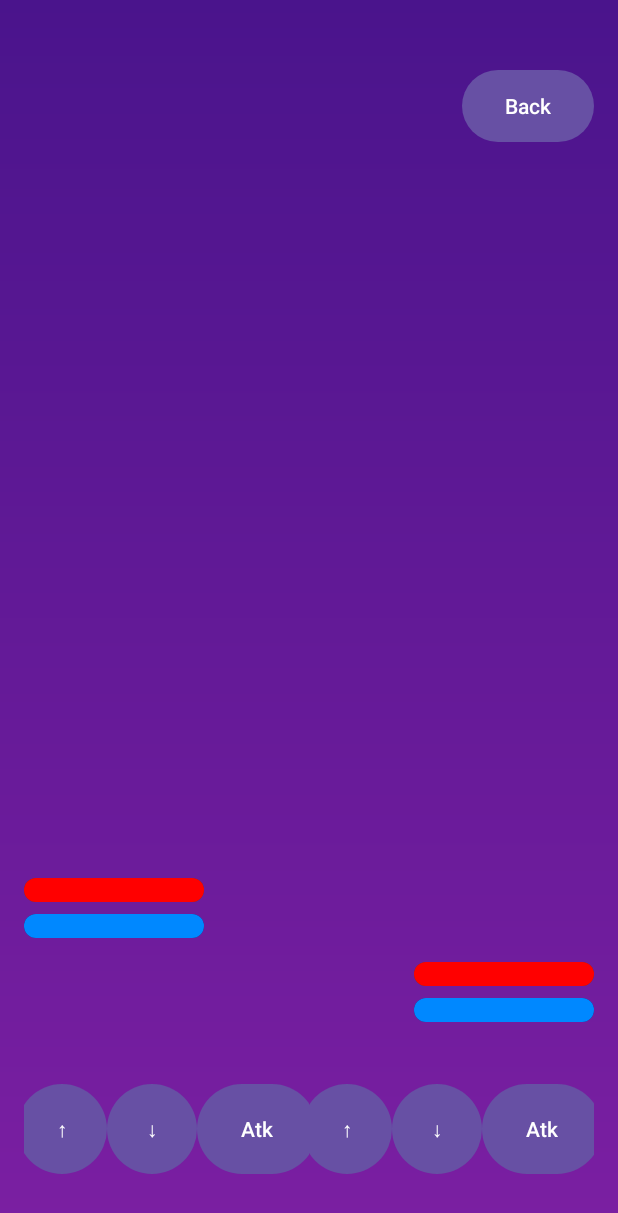
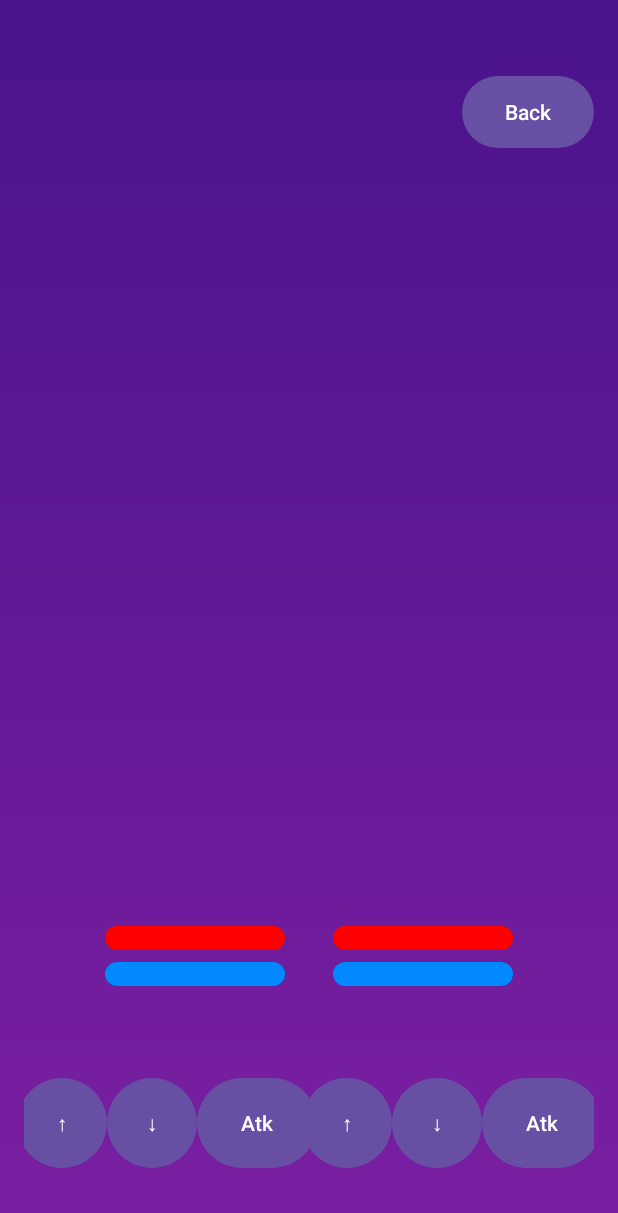
Before and after one commit to mistelltein/FightMobAppGame, an Android app: the GameActivity screen opened directly, with no data from a screen before it, on a phone screen of 412 x 824 dp. Shown: the top 1213 px of the screen. Run offline under Robolectric (Android 15) with nearby library versions, the phone set to English and light mode, and no system bars.

Commit message:
style(ui): adjust HP and MP bars alignment for better consistency

```diff
--- a/app/src/main/java/com/example/fightgame/GameActivity.java
+++ b/app/src/main/java/com/example/fightgame/GameActivity.java
@@ -17,8 +17,8 @@
     private Player player2;
     private ProgressBar progressHP1, progressMP1, progressHP2, progressMP2;
     private ImageView wizard1, wizard2, projectile;
-    private int position1 = 1; // Начальная позиция первого мага (1, 2, 3)
-    private int position2 = 1; // Начальная позиция второго мага (1, 2, 3)
+    private int position1 = 1;
+    private int position2 = 1;
     private Handler manaHandler = new Handler(Looper.getMainLooper());
     private MediaPlayer attackSound, moveSound, damageSound, backgroundMusic;
 
@@ -120,11 +120,10 @@
     }
 
     private void updateWizardPositions() {
-        // Определяем Y-координаты для позиций 1, 2, 3
         float[] positionsY = {
-                getResources().getDisplayMetrics().heightPixels * 0.25f, // Позиция 1
-                getResources().getDisplayMetrics().heightPixels * 0.45f, // Позиция 2
-                getResources().getDisplayMetrics().heightPixels * 0.65f  // Позиция 3
+                getResources().getDisplayMetrics().heightPixels * 0.25f,
+                getResources().getDisplayMetrics().heightPixels * 0.45f,
+                getResources().getDisplayMetrics().heightPixels * 0.65f
         };
         wizard1.animate().y(positionsY[position1 - 1] - wizard1.getHeight() / 2).setDuration(300).start();
         wizard2.animate().y(positionsY[position2 - 1] - wizard2.getHeight() / 2).setDuration(300).start();
--- a/app/src/main/res/layout/activity_game.xml
+++ b/app/src/main/res/layout/activity_game.xml
@@ -6,7 +6,7 @@
     android:orientation="vertical"
     android:background="@drawable/background_gradient">
 
-    <!-- Позиция 0: Кнопка "Назад" -->
+    <!-- Position 0: "Back" button -->
     <LinearLayout
         android:id="@+id/position0"
         android:layout_width="match_parent"
@@ -23,7 +23,7 @@
             android:textColor="@color/white" />
     </LinearLayout>
 
-    <!-- Позиция 1: Верхняя линия для магов -->
+    <!-- Position 1: Upper row for wizards -->
     <FrameLayout
         android:id="@+id/position1"
         android:layout_width="match_parent"
@@ -51,21 +51,34 @@
             android:visibility="invisible" />
     </FrameLayout>
 
-    <!-- Позиция 2: Средняя линия для магов -->
+    <!-- Position 2: Middle row for wizards -->
     <FrameLayout
         android:id="@+id/position2"
         android:layout_width="match_parent"
         android:layout_height="0dp"
         android:layout_weight="1" />
 
-    <!-- Позиция 3: Нижняя линия для магов -->
+    <!-- Position 3: Bottom row for wizards -->
     <FrameLayout
         android:id="@+id/position3"
         android:layout_width="match_parent"
         android:layout_height="0dp"
         android:layout_weight="1" />
 
-    <!-- Прогресс-бары HP и MP -->
+    <!-- HP and MP progress bars -->
+    <LinearLayout
+        android:layout_width="match_parent"
+        android:layout_height="wrap_content"
+        android:orientation="horizontal"
+        android:padding="16dp"
+        android:gravity="center">
+
+        <!-- First column (HP/MP for Player 1) -->
+        <LinearLayout
+            android:layout_width="wrap_content"
+            android:layout_height="wrap_content"
+            android:orientation="vertical"
+            android:layout_marginEnd="32dp">
             <ProgressBar
                 android:id="@+id/progressHP1"
                 style="?android:attr/progressBarStyleHorizontal"
@@ -73,10 +86,7 @@
                 android:layout_height="wrap_content"
                 android:progressDrawable="@drawable/progress_hp"
                 android:max="100"
-        android:progress="100"
-        android:layout_gravity="start"
-        android:layout_marginStart="16dp"
-        android:layout_marginTop="16dp" />
+                android:progress="100" />
             <ProgressBar
                 android:id="@+id/progressMP1"
                 style="?android:attr/progressBarStyleHorizontal"
@@ -85,9 +95,14 @@
                 android:progressDrawable="@drawable/progress_mp"
                 android:max="50"
                 android:progress="50"
-        android:layout_gravity="start"
-        android:layout_marginStart="16dp"
                 android:layout_marginTop="8dp" />
+        </LinearLayout>
+
+        <!-- Second column (HP/MP for Player 2) -->
+        <LinearLayout
+            android:layout_width="wrap_content"
+            android:layout_height="wrap_content"
+            android:orientation="vertical">
             <ProgressBar
                 android:id="@+id/progressHP2"
                 style="?android:attr/progressBarStyleHorizontal"
@@ -95,10 +110,7 @@
                 android:layout_height="wrap_content"
                 android:progressDrawable="@drawable/progress_hp"
                 android:max="100"
-        android:progress="100"
-        android:layout_gravity="end"
-        android:layout_marginEnd="16dp"
-        android:layout_marginTop="16dp" />
+                android:progress="100" />
             <ProgressBar
                 android:id="@+id/progressMP2"
                 style="?android:attr/progressBarStyleHorizontal"
@@ -107,11 +119,11 @@
                 android:progressDrawable="@drawable/progress_mp"
                 android:max="50"
                 android:progress="50"
-        android:layout_gravity="end"
-        android:layout_marginEnd="16dp"
                 android:layout_marginTop="8dp" />
+        </LinearLayout>
+    </LinearLayout>
 
-    <!-- Позиция 4: Кнопки управления -->
+    <!-- Position 4: Control buttons -->
     <LinearLayout
         android:id="@+id/position4"
         android:layout_width="match_parent"
@@ -120,7 +132,8 @@
         android:orientation="horizontal"
         android:gravity="center"
         android:padding="16dp">
-        <!-- Кнопки первого игрока -->
+
+        <!-- Controls for Player 1 -->
         <LinearLayout
             android:layout_width="0dp"
             android:layout_height="wrap_content"
@@ -146,7 +159,8 @@
                 android:text="Atk"
                 android:background="@drawable/button_background" />
         </LinearLayout>
-        <!-- Кнопки второго игрока -->
+
+        <!-- Controls for Player 2 -->
         <LinearLayout
             android:layout_width="0dp"
             android:layout_height="wrap_content"
@@ -174,5 +188,4 @@
         </LinearLayout>
     </LinearLayout>
 
-
 </LinearLayout>
```
Lines whose indentation alone changed are shown as unchanged.
